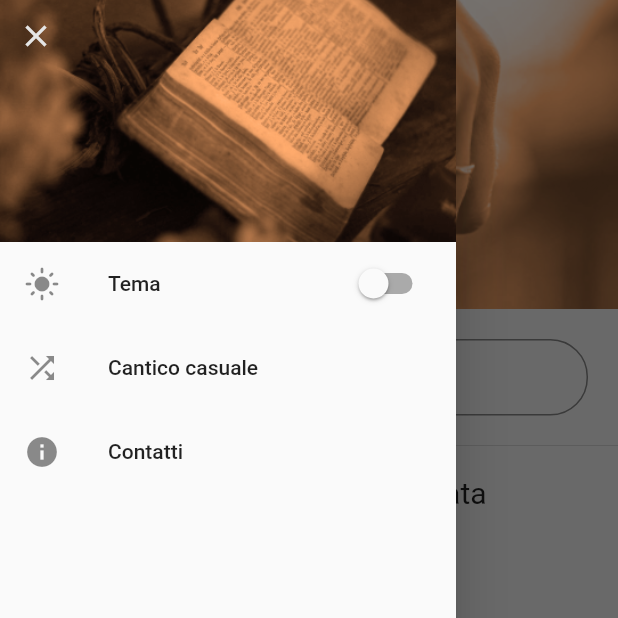
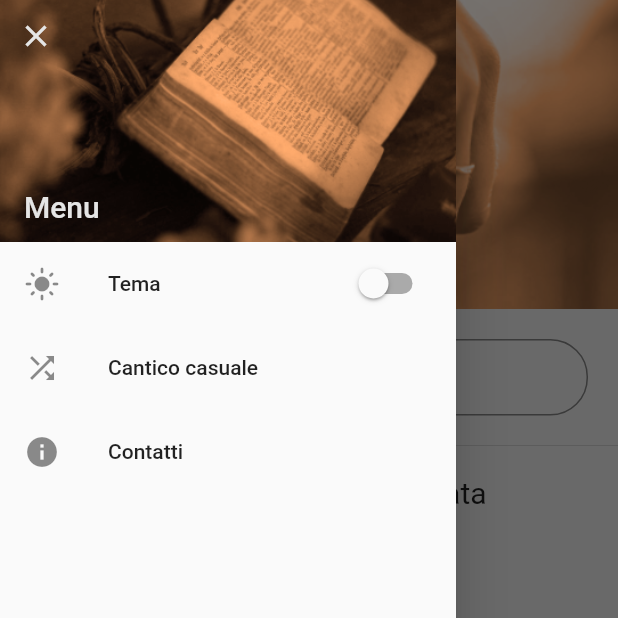
Before and after one commit to theFreeman96/inni-di-lode, a Flutter app: the screen it shows after launch, item 2 of the bottom bar chosen, with the side drawer open, on a phone screen of 412 x 824 dp, the top half of it. Run offline on Flutter 3.47's test engine with Material 2 defaults, Android fonts, the phone set to English and light mode, and no system bars; our stand-ins replace audioplayers, flutter_html, font_awesome_flutter, pdf, share_plus, shared_preferences and 1 more; missing offline and left inert: html2md, number_paginator; accounts and stored records are empty.

Commit message:
Restored menu title

```diff
--- a/lib/screens/drawer.dart
+++ b/lib/screens/drawer.dart
@@ -126,8 +126,8 @@ class _HamburgerMenuState extends State<HamburgerMenu> {
             },
           ),
           Positioned(
-            bottom: 12.0 * MediaQuery.of(context).size.height,
-            left: 16.0 * MediaQuery.of(context).size.width,
+            bottom: kDefaultPadding - 8.0,
+            left: kDefaultPadding - 4.0,
             child: Text(
               'Menu',
               style: TextStyle(
```
